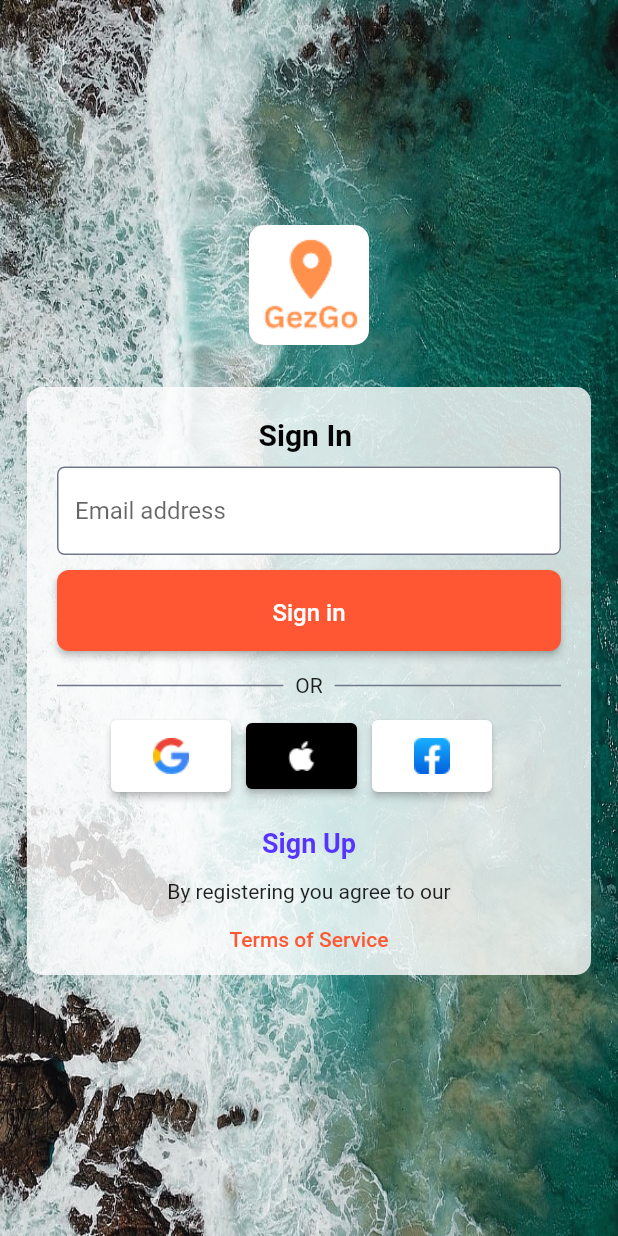
After one commit to Surayya-code/Gezgo_travel, a Flutter app: the GetStartedScreen screen opened directly, on a phone screen of 412 x 824 dp. The commit adds this screen. Run offline on Flutter 3.47's test engine with Material 2 defaults, Android fonts, the phone set to English and light mode, and no system bars; Roboto replaces fonts that are missing (Poppins-Regular).

Commit message:
getStarted Screen

```diff
--- a/GezGoTravel/gezgo_travel_app/lib/app/resources/app_assets.dart
+++ b/GezGoTravel/gezgo_travel_app/lib/app/resources/app_assets.dart
@@ -6,6 +6,7 @@ class AppAssets {
   static String onboard_1 = '$baseImagePath/onboard_1.png';
   static String onboard_2 = '$baseImagePath/onboard_2.png';
   static String onboard_3 = '$baseImagePath/onboard_3.png';
+  static String getStarted = '$baseImagePath/waves.jpg';
   static String logo = '$baseImagePath/GezGo_logo.png';
 
 
--- a/GezGoTravel/gezgo_travel_app/lib/ui/my_app.dart
+++ b/GezGoTravel/gezgo_travel_app/lib/ui/my_app.dart
@@ -1,4 +1,5 @@
 import 'package:flutter/material.dart';
+import 'package:gezgo_travel_app/ui/theme/app_theme.dart';
 
 import 'screens/onBoarding_screen.dart';
 
@@ -11,9 +12,7 @@ class MyApp extends StatelessWidget {
     return MaterialApp(
       debugShowCheckedModeBanner: false,
       title: 'GezGo Demo',
-      theme: ThemeData(
-        primarySwatch: Colors.blue,
-      ),
+      theme: AppTheme.light,
       home:  const OnBoardingScreen(),
     );
   }
--- /dev/null
+++ b/GezGoTravel/gezgo_travel_app/lib/ui/screens/getStarted_screen.dart
@@ -0,0 +1,217 @@
+import 'package:flutter/material.dart';
+import 'package:gezgo_travel_app/app/resources/app_assets.dart';
+import 'package:gezgo_travel_app/ui/screens/onBoarding_screen.dart';
+import 'package:gezgo_travel_app/ui/theme/app_colors.dart';
+import 'package:gezgo_travel_app/ui/widgets/onboard_button.dart';
+
+class GetStartedScreen extends StatefulWidget {
+  const GetStartedScreen({super.key});
+
+  @override
+  State<GetStartedScreen> createState() => _GetStartedScreenState();
+}
+
+class _GetStartedScreenState extends State<GetStartedScreen> {
+    final _formKey = GlobalKey<FormState>();
+    final emailRegex = RegExp(
+      r"^[a-zA-Z0-9.a-zA-Z0-9.!#$%&'*+-/=?^_`{|}~]+@[a-zA-Z0-9]+\.[a-zA-Z]+");
+
+  @override
+  Widget build(BuildContext context) {
+    return SafeArea(
+      child: Scaffold(
+          body: SingleChildScrollView(
+        child: Container(
+            height: MediaQuery.of(context).size.height,
+            decoration: BoxDecoration(
+              image: DecorationImage(
+                  image: AssetImage(
+                    AppAssets.getStarted,
+                  ),
+                  fit: BoxFit.fill),
+            ),
+            child: Padding(
+                padding: const EdgeInsets.all(10.0),
+                child: Column(
+                  children: [
+                    const SizedBox(
+                      height: 140,
+                    ),
+                    Center(
+                      child: Container(
+                        decoration: BoxDecoration(
+                          borderRadius: BorderRadius.circular(10.0),
+                          color: AppColors.colorWhite,
+                        ),
+                        child: Image.asset(AppAssets.logo),
+                      ),
+                    ),
+                    const SizedBox(
+                      height: 20,
+                    ),
+                    Padding(
+                      padding:
+                        const  EdgeInsets.symmetric(vertical: 8, horizontal: 8),
+                      child: Container(
+                        decoration: BoxDecoration(
+                            color: Colors.white.withOpacity(0.8),
+                            borderRadius:
+                                const BorderRadius.all(Radius.circular(10.0))),
+                        child: Center(
+                          child: Padding(
+                            padding: const EdgeInsets.only(
+                                left: 20, right: 20, top: 20),
+                            child: Form(
+                              key: _formKey,
+                              child: Column(
+                                crossAxisAlignment: CrossAxisAlignment.center,
+                                children: [
+                                  const Text(
+                                    "Sign In ",
+                                    style: TextStyle(
+                                        color: AppColors.colorBlack,
+                                        fontSize: 20,
+                                        fontWeight: FontWeight.bold),
+                                  ),
+                                  const SizedBox(
+                                    height: 10,
+                                  ),
+                                  TextFormField(
+                                    validator: (value) {
+                                      if (value == null || value.isEmpty) {
+                                        return "Email isn't empty!";
+                                       }else if(!emailRegex.hasMatch(value)){
+                                          return "Enter Valid Email!";
+                                       }
+                                        return null;
+                                    },
+                                    keyboardType: TextInputType.emailAddress,
+                                    decoration: const InputDecoration(
+                                      border: OutlineInputBorder(),
+                                      hintText: "Email address",
+                                    ),
+                                  ),
+                                  const SizedBox(
+                                    height: 10,
+                                  ),
+                                  OnBoardingButton(
+                                    text: "Sign in",
+                                    onTap: () {
+                                      if(_formKey.currentState!.validate()){
+                                        //const CircularProgressIndicator();
+                                        Navigator.of(context).push(
+                                          MaterialPageRoute(
+                                            builder: (context)=>
+                                            const OnBoardingScreen()));
+                                      }
+                                    },
+                                  ),
+                                  const SizedBox(
+                                    height: 15,
+                                  ),
+                                  Row(
+                                    children:const [
+                                      Expanded(
+                                          child: Divider(
+                                              thickness: 1.0,
+                                              color: AppColors.grey)),
+                                      Padding(
+                                        padding: EdgeInsets.symmetric(
+                                            horizontal: 8.0),
+                                        child: Text("OR"),
+                                      ),
+                                      Expanded(
+                                          child: Divider(
+                                              thickness: 1.0,
+                                              color: AppColors.grey)),
+                                    ],
+                                  ),
+                                  const SizedBox(
+                                    height: 15,
+                                  ),
+                                  Row(
+                                    mainAxisAlignment: MainAxisAlignment.center,
+                                    children: const [
+                                      Padding(
+                                        padding: EdgeInsets.only(
+                                            right: 10.0, bottom: 10.0),
+                                        child: SocialMediaButton(
+                                          image:
+                                              "assets/images/logos_google-icon.png",
+                                          bgColor: AppColors.colorWhite,
+                                        ),
+                                      ),
+                                      Padding(
+                                        padding: EdgeInsets.only(
+                                            right: 10.0, bottom: 10.0),
+                                        child: SocialMediaButton(
+                                          image: "assets/images/Vector.png",
+                                          bgColor: Colors.black,
+                                        ),
+                                      ),
+                                      Padding(
+                                        padding: EdgeInsets.only(
+                                            right: 10.0, bottom: 10.0),
+                                        child: SocialMediaButton(
+                                          image: "assets/images/Facebook.png",
+                                          bgColor: AppColors.colorWhite,
+                                        ),
+                                      ),
+                                    ],
+                                  ),
+                                  TextButton(
+                                    onPressed: () {},
+                                    child: const Text(
+                                      "Sign Up",
+                                      style: TextStyle(
+                                          color: AppColors.oppositeColor,
+                                          fontSize: 18.0,
+                                          fontWeight: FontWeight.bold),
+                                    ),
+                                  ),
+                                  const Text("By registering you agree to our"),
+                                  TextButton(
+                                      onPressed: () {},
+                                      child: const Text(
+                                        "Terms of Service",
+                                        style: TextStyle(
+                                          color: AppColors.mainColor,
+                                        ),
+                                      )),
+                                ],
+                              ),
+                            ),
+                          ),
+                        ),
+                      ),
+                    ),
+                  ],
+                ))),
+      )),
+    );
+  }
+}
+
+class SocialMediaButton extends StatelessWidget {
+  final String image;
+  final Color bgColor;
+  const SocialMediaButton({
+    super.key,
+    required this.image,
+    required this.bgColor,
+  });
+
+  @override
+  Widget build(BuildContext context) {
+    return ElevatedButton(
+      onPressed: () {},
+      style: ElevatedButton.styleFrom(
+        backgroundColor: bgColor,
+      ),
+      child: Padding(
+        padding: const EdgeInsets.all(12.0),
+        child: Image.asset(image),
+      ),
+    );
+  }
+}
--- a/GezGoTravel/gezgo_travel_app/lib/ui/screens/onBoarding_screen.dart
+++ b/GezGoTravel/gezgo_travel_app/lib/ui/screens/onBoarding_screen.dart
@@ -1,6 +1,6 @@
 import 'package:flutter/material.dart';
 import 'package:gezgo_travel_app/app/resources/app_assets.dart';
-import 'package:gezgo_travel_app/ui/screens/signin_screen.dart';
+import 'package:gezgo_travel_app/ui/screens/getStarted_screen.dart';
 import 'package:gezgo_travel_app/ui/style/app_text_styles.dart';
 
 import '../widgets/onboard_button.dart';
@@ -103,7 +103,7 @@ class _OnBoardingScreenState extends State<OnBoardingScreen> {
                                   context,
                                   MaterialPageRoute(
                                       builder: (context) =>
-                                          const SigninScreen()),
+                                          const GetStartedScreen()),
                                 );
                               }
                             });
--- a/GezGoTravel/gezgo_travel_app/lib/ui/screens/signin_screen.dart
+++ /dev/null
@@ -1,14 +0,0 @@
-import 'package:flutter/material.dart';
-
-class SigninScreen extends StatelessWidget {
-  const SigninScreen({super.key});
-
-  @override
-  Widget build(BuildContext context) {
-    return Scaffold(
-      body: Container(
-        child: Text("Signin"),
-      ),
-    );
-  }
-}
--- /dev/null
+++ b/GezGoTravel/gezgo_travel_app/lib/ui/style/app_styles.dart
@@ -0,0 +1,29 @@
+import 'package:flutter/material.dart';
+
+import '../theme/app_colors.dart';
+
+class AppStyles {
+  static   OutlineInputBorder outlineInputBorder(
+          {Color color = AppColors.grey}) =>
+      OutlineInputBorder(
+        borderRadius: BorderRadius.circular(5),
+        borderSide: BorderSide(
+          color: color,
+          width: 1,
+        ),
+      );
+
+  static final InputDecoration otpInputDecoration = InputDecoration(
+    contentPadding: const EdgeInsets.symmetric(vertical: 16,horizontal: 13.5),
+    enabledBorder: otpOutlineInputBorder(),
+    focusedBorder: AppStyles.outlineInputBorder(color: AppColors.grey),
+    border: otpOutlineInputBorder(),
+  );
+
+  static OutlineInputBorder otpOutlineInputBorder() {
+    return OutlineInputBorder(
+      borderRadius: BorderRadius.circular(5),
+      borderSide:  const BorderSide(color: AppColors.grey),
+    );
+  }
+}
--- a/GezGoTravel/gezgo_travel_app/lib/ui/theme/app_colors.dart
+++ b/GezGoTravel/gezgo_travel_app/lib/ui/theme/app_colors.dart
@@ -2,6 +2,7 @@ import 'package:flutter/material.dart';
 
 class AppColors {
   static const colorWhite = Color(0xFFFFFFFF);
+  static const colorBlack = Color.fromARGB(255, 5, 4, 4);
   static const lightyyy = Color(0xFFF5F5F5);
   static const extraLightGray = Color(0xFFEFEFEF);
   static const lightGray = Color(0xFFD6D6D6);
--- /dev/null
+++ b/GezGoTravel/gezgo_travel_app/lib/ui/theme/app_theme.dart
@@ -0,0 +1,45 @@
+import 'package:flutter/material.dart';
+
+import '../../app/resources/app_fonts.dart';
+import '../style/app_styles.dart';
+import 'app_colors.dart';
+
+class AppTheme {
+  AppTheme._();
+
+  static final light = ThemeData(
+    primarySwatch: Colors.grey,
+    primaryColor: AppColors.mainColor,
+    fontFamily: AppFonts.poppinsRegular,
+    iconButtonTheme: IconButtonThemeData(
+        style: IconButton.styleFrom(
+            backgroundColor: AppColors.lightGray, iconSize: 10)),
+    appBarTheme: const AppBarTheme(
+      color: AppColors.colorWhite, elevation: 0.0),
+    scaffoldBackgroundColor: AppColors.extraLightGray,
+    inputDecorationTheme: inputDecorationTheme(),
+    bottomNavigationBarTheme:const  BottomNavigationBarThemeData(
+      backgroundColor: AppColors.extraLightGray,
+      selectedItemColor: AppColors.mainColor,
+      unselectedItemColor: AppColors.lightGray,
+    ),
+    popupMenuTheme: const PopupMenuThemeData(
+      shape: RoundedRectangleBorder(
+        borderRadius: BorderRadius.all(Radius.circular(8)
+    ),
+     ),
+    ),
+  );
+}
+
+InputDecorationTheme inputDecorationTheme() {
+  return InputDecorationTheme(
+    fillColor: AppColors.colorWhite,
+    filled: true,
+    enabledBorder: AppStyles.outlineInputBorder(),
+    border: AppStyles.outlineInputBorder(),
+    focusedBorder: AppStyles.outlineInputBorder(color: AppColors.grey),
+    errorBorder: AppStyles.outlineInputBorder(color: AppColors.mainColor),
+    focusedErrorBorder: AppStyles.outlineInputBorder(color: AppColors.mainColor),
+  );
+}
```
Also changed, not shown: GezGoTravel/gezgo_travel_app/assets/images/Facebook.png (added), GezGoTravel/gezgo_travel_app/assets/images/Vector.png (added), GezGoTravel/gezgo_travel_app/assets/images/beach.jpg (added), GezGoTravel/gezgo_travel_app/assets/images/logos_google-icon.png (added), GezGoTravel/gezgo_travel_app/assets/images/waves.jpg (added).
